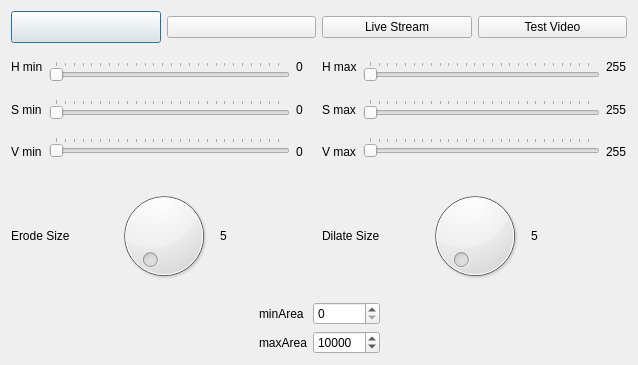
Qt form KiteControl-Qt/imageprocessing.ui (adrienemery/zenith-wind-power) before a commit.
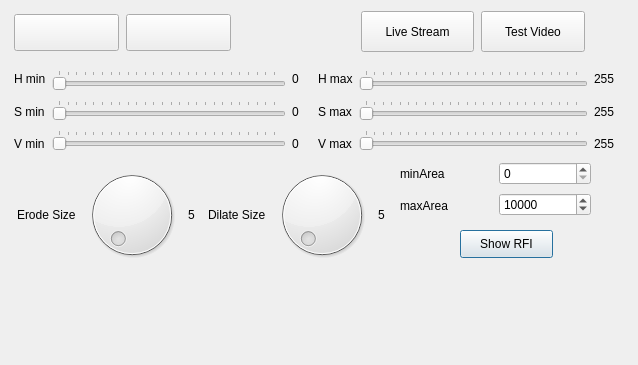
The same form after that commit. Icons and pictures are not drawn.

Patch:
```diff
--- a/KiteControl-Qt/imageprocessing.ui
+++ b/KiteControl-Qt/imageprocessing.ui
@@ -13,106 +13,82 @@
   <property name="windowTitle">
    <string>Dialog</string>
   </property>
-  <layout class="QVBoxLayout" name="verticalLayout_12">
-   <item>
-    <layout class="QVBoxLayout" name="verticalLayout_9">
-     <item>
-      <layout class="QHBoxLayout" name="horizontalLayout_10">
-       <item>
-        <layout class="QHBoxLayout" name="horizontalLayout_7">
-         <item>
-          <widget class="QPushButton" name="playPause_pushButton">
-           <property name="sizePolicy">
-            <sizepolicy hsizetype="Minimum" vsizetype="Fixed">
-             <horstretch>0</horstretch>
-             <verstretch>0</verstretch>
-            </sizepolicy>
-           </property>
-           <property name="minimumSize">
-            <size>
-             <width>32</width>
-             <height>32</height>
-            </size>
-           </property>
+  <widget class="QPushButton" name="pushButton_2">
+   <property name="geometry">
+    <rect>
+     <x>460</x>
+     <y>230</y>
+     <width>93</width>
+     <height>28</height>
+    </rect>
+   </property>
            <property name="text">
-            <string/>
-           </property>
-           <property name="icon">
-            <iconset resource="MyResources.qrc">
-             <normaloff>:/images/icons/png/64x64/play.png</normaloff>:/images/icons/png/64x64/play.png</iconset>
-           </property>
-           <property name="iconSize">
-            <size>
-             <width>32</width>
-             <height>32</height>
-            </size>
+    <string>Show RFI</string>
+   </property>
+  </widget>
+  <widget class="QWidget" name="">
+   <property name="geometry">
+    <rect>
+     <x>400</x>
+     <y>160</y>
+     <width>191</width>
+     <height>59</height>
+    </rect>
+   </property>
+   <layout class="QHBoxLayout" name="horizontalLayout_5">
+    <item>
+     <layout class="QVBoxLayout" name="verticalLayout_11">
+      <item>
+       <widget class="QLabel" name="label_3">
+        <property name="text">
+         <string>minArea</string>
            </property>
           </widget>
          </item>
          <item>
-          <widget class="QPushButton" name="endStream_pushButton">
+       <widget class="QLabel" name="label_4">
            <property name="text">
-            <string/>
-           </property>
-           <property name="icon">
-            <iconset resource="MyResources.qrc">
-             <normaloff>:/images/icons/png/32x32/stop.png</normaloff>:/images/icons/png/32x32/stop.png</iconset>
-           </property>
-           <property name="iconSize">
-            <size>
-             <width>32</width>
-             <height>32</height>
-            </size>
-           </property>
+         <string>maxArea</string>
+        </property>
           </widget>
          </item>
         </layout>
        </item>
        <item>
-        <layout class="QHBoxLayout" name="horizontalLayout_9">
+     <layout class="QVBoxLayout" name="verticalLayout_10">
          <item>
-          <widget class="QPushButton" name="startStream_pushButton">
-           <property name="text">
-            <string>Live Stream</string>
-           </property>
-           <property name="icon">
-            <iconset resource="MyResources.qrc">
-             <normaloff>:/images/icons/png/64x64/webcam.png</normaloff>:/images/icons/png/64x64/webcam.png</iconset>
-           </property>
-           <property name="iconSize">
-            <size>
-             <width>32</width>
-             <height>32</height>
-            </size>
-           </property>
+       <widget class="QSpinBox" name="minArea_spinBox">
+        <property name="maximum">
+         <number>100000</number>
+        </property>
           </widget>
          </item>
          <item>
-          <widget class="QPushButton" name="pushButton">
-           <property name="text">
-            <string>Test Video</string>
-           </property>
-           <property name="icon">
-            <iconset resource="MyResources.qrc">
-             <normaloff>:/images/icons/png/32x32/folder.png</normaloff>:/images/icons/png/32x32/folder.png</iconset>
-           </property>
-           <property name="iconSize">
-            <size>
-             <width>32</width>
-             <height>32</height>
-            </size>
+       <widget class="QSpinBox" name="maxArea_spinbox">
+        <property name="minimum">
+         <number>100</number>
+        </property>
+        <property name="maximum">
+         <number>100000</number>
+        </property>
+        <property name="value">
+         <number>10000</number>
            </property>
           </widget>
          </item>
         </layout>
        </item>
       </layout>
-     </item>
-     <item>
-      <layout class="QVBoxLayout" name="verticalLayout_6">
-       <item>
-        <layout class="QVBoxLayout" name="verticalLayout_5">
-         <item>
+  </widget>
+  <widget class="QWidget" name="">
+   <property name="geometry">
+    <rect>
+     <x>14</x>
+     <y>66</y>
+     <width>601</width>
+     <height>91</height>
+    </rect>
+   </property>
           <layout class="QHBoxLayout" name="horizontalLayout_3">
            <item>
             <layout class="QHBoxLayout" name="horizontalLayout">
@@ -327,12 +303,124 @@
             </layout>
            </item>
           </layout>
-         </item>
+  </widget>
+  <widget class="QPushButton" name="startStream_pushButton">
+   <property name="geometry">
+    <rect>
+     <x>361</x>
+     <y>11</y>
+     <width>113</width>
+     <height>41</height>
+    </rect>
+   </property>
+   <property name="text">
+    <string>Live Stream</string>
+   </property>
+   <property name="icon">
+    <iconset resource="MyResources.qrc">
+     <normaloff>:/images/icons/png/64x64/webcam.png</normaloff>:/images/icons/png/64x64/webcam.png</iconset>
+   </property>
+   <property name="iconSize">
+    <size>
+     <width>32</width>
+     <height>32</height>
+    </size>
+   </property>
+  </widget>
+  <widget class="QPushButton" name="pushButton">
+   <property name="geometry">
+    <rect>
+     <x>481</x>
+     <y>11</y>
+     <width>104</width>
+     <height>41</height>
+    </rect>
+   </property>
+   <property name="text">
+    <string>Test Video</string>
+   </property>
+   <property name="icon">
+    <iconset resource="MyResources.qrc">
+     <normaloff>:/images/icons/png/32x32/folder.png</normaloff>:/images/icons/png/32x32/folder.png</iconset>
+   </property>
+   <property name="iconSize">
+    <size>
+     <width>32</width>
+     <height>32</height>
+    </size>
+   </property>
+  </widget>
+  <widget class="QPushButton" name="playPause_pushButton">
+   <property name="geometry">
+    <rect>
+     <x>14</x>
+     <y>14</y>
+     <width>105</width>
+     <height>37</height>
+    </rect>
+   </property>
+   <property name="sizePolicy">
+    <sizepolicy hsizetype="Minimum" vsizetype="Fixed">
+     <horstretch>0</horstretch>
+     <verstretch>0</verstretch>
+    </sizepolicy>
+   </property>
+   <property name="minimumSize">
+    <size>
+     <width>32</width>
+     <height>32</height>
+    </size>
+   </property>
+   <property name="text">
+    <string/>
+   </property>
+   <property name="icon">
+    <iconset resource="MyResources.qrc">
+     <normaloff>:/images/icons/png/64x64/play.png</normaloff>:/images/icons/png/64x64/play.png</iconset>
+   </property>
+   <property name="iconSize">
+    <size>
+     <width>32</width>
+     <height>32</height>
+    </size>
+   </property>
+  </widget>
+  <widget class="QPushButton" name="endStream_pushButton">
+   <property name="geometry">
+    <rect>
+     <x>126</x>
+     <y>14</y>
+     <width>105</width>
+     <height>37</height>
+    </rect>
+   </property>
+   <property name="text">
+    <string/>
+   </property>
+   <property name="icon">
+    <iconset resource="MyResources.qrc">
+     <normaloff>:/images/icons/png/32x32/stop.png</normaloff>:/images/icons/png/32x32/stop.png</iconset>
+   </property>
+   <property name="iconSize">
+    <size>
+     <width>32</width>
+     <height>32</height>
+    </size>
+   </property>
+  </widget>
+  <widget class="QWidget" name="">
+   <property name="geometry">
+    <rect>
+     <x>17</x>
+     <y>163</y>
+     <width>376</width>
+     <height>104</height>
+    </rect>
+   </property>
+   <layout class="QHBoxLayout" name="horizontalLayout_7">
          <item>
           <layout class="QHBoxLayout" name="horizontalLayout_6">
            <item>
-            <layout class="QHBoxLayout" name="horizontalLayout_8">
-             <item>
               <widget class="QLabel" name="label">
                <property name="text">
                 <string>Erode Size</string>
@@ -399,86 +487,7 @@
             </layout>
            </item>
           </layout>
-         </item>
-        </layout>
-       </item>
-       <item>
-        <layout class="QHBoxLayout" name="horizontalLayout_5">
-         <item>
-          <spacer name="horizontalSpacer">
-           <property name="orientation">
-            <enum>Qt::Horizontal</enum>
-           </property>
-           <property name="sizeHint" stdset="0">
-            <size>
-             <width>20</width>
-             <height>20</height>
-            </size>
-           </property>
-          </spacer>
-         </item>
-         <item>
-          <layout class="QVBoxLayout" name="verticalLayout_11">
-           <item>
-            <widget class="QLabel" name="label_3">
-             <property name="text">
-              <string>minArea</string>
-             </property>
-            </widget>
-           </item>
-           <item>
-            <widget class="QLabel" name="label_4">
-             <property name="text">
-              <string>maxArea</string>
-             </property>
-            </widget>
-           </item>
-          </layout>
-         </item>
-         <item>
-          <layout class="QVBoxLayout" name="verticalLayout_10">
-           <item>
-            <widget class="QSpinBox" name="minArea_spinBox">
-             <property name="maximum">
-              <number>100000</number>
-             </property>
-            </widget>
-           </item>
-           <item>
-            <widget class="QSpinBox" name="maxArea_spinbox">
-             <property name="minimum">
-              <number>100</number>
-             </property>
-             <property name="maximum">
-              <number>100000</number>
-             </property>
-             <property name="value">
-              <number>10000</number>
-             </property>
-            </widget>
-           </item>
-          </layout>
-         </item>
-         <item>
-          <spacer name="horizontalSpacer_2">
-           <property name="orientation">
-            <enum>Qt::Horizontal</enum>
-           </property>
-           <property name="sizeHint" stdset="0">
-            <size>
-             <width>40</width>
-             <height>20</height>
-            </size>
-           </property>
-          </spacer>
-         </item>
-        </layout>
-       </item>
-      </layout>
-     </item>
-    </layout>
-   </item>
-  </layout>
+  </widget>
   <zorder></zorder>
   <zorder>dilate_dial</zorder>
   <zorder></zorder>
```
Left out of the diff: 7 changed lines with no effect on the pictures. Lines whose indentation alone changed are shown as unchanged.
